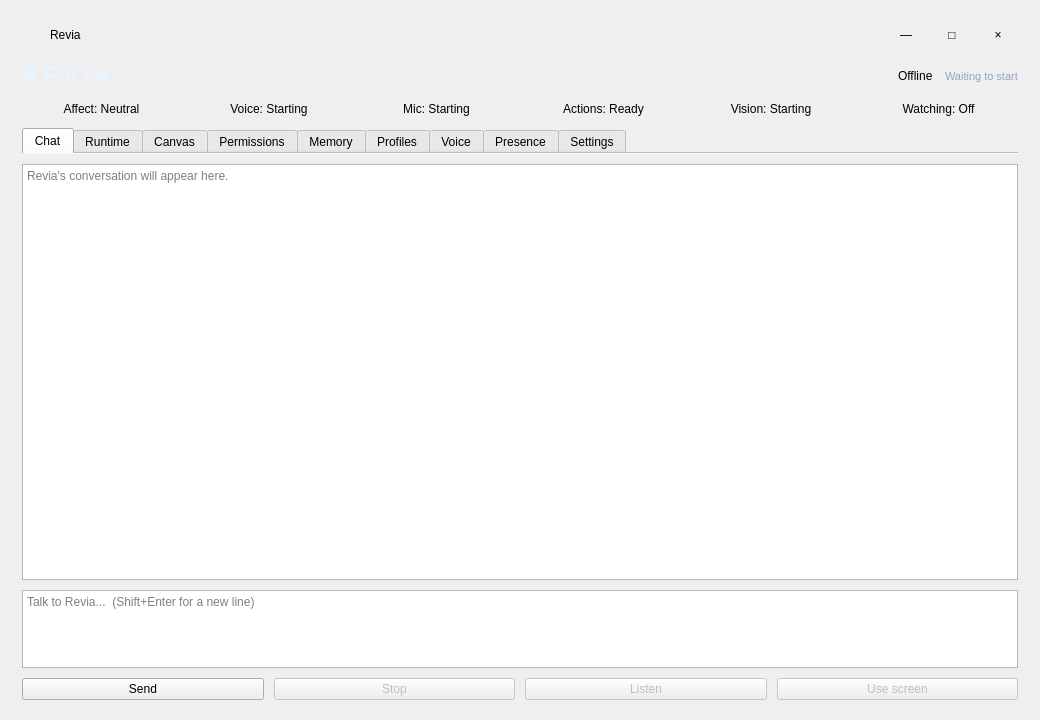
Qt form Desktop/reviaWindow.ui (MahouSenseii/R.E.V.I.A) before a commit.
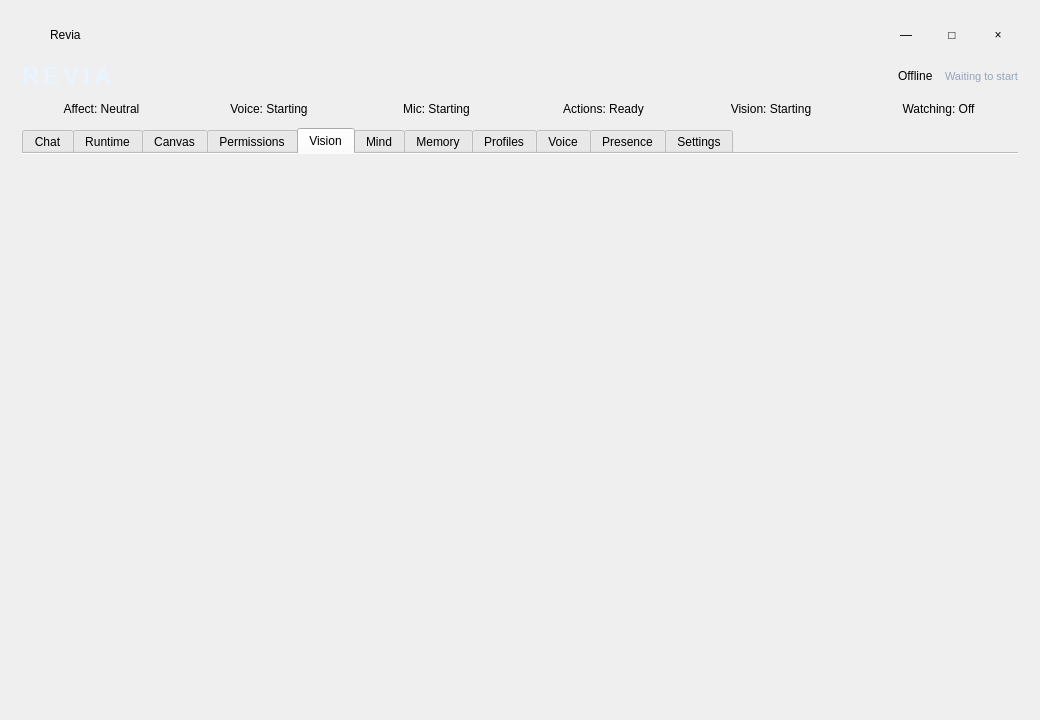
The same form after that commit. The open tabs and pages were chosen to show the change.

Diff of the .ui file:
```diff
--- a/Desktop/reviaWindow.ui
+++ b/Desktop/reviaWindow.ui
@@ -95,6 +95,14 @@
       </widget>
       <widget class="QWidget" name="canvasPage"><attribute name="title"><string>Canvas</string></attribute><layout class="QVBoxLayout" name="canvasHostLayout"><property name="leftMargin"><number>0</number></property><property name="topMargin"><number>8</number></property><property name="rightMargin"><number>0</number></property><property name="bottomMargin"><number>0</number></property></layout></widget>
       <widget class="QWidget" name="permissionsPage"><attribute name="title"><string>Permissions</string></attribute><layout class="QVBoxLayout" name="permissionsHostLayout"><property name="leftMargin"><number>0</number></property><property name="topMargin"><number>8</number></property><property name="rightMargin"><number>0</number></property><property name="bottomMargin"><number>0</number></property></layout></widget>
+      <widget class="QWidget" name="visionTab">
+       <attribute name="title"><string>Vision</string></attribute>
+       <layout class="QVBoxLayout" name="visionHostLayout"><property name="leftMargin"><number>0</number></property><property name="topMargin"><number>8</number></property><property name="rightMargin"><number>0</number></property><property name="bottomMargin"><number>0</number></property></layout>
+      </widget>
+      <widget class="QWidget" name="mindTab">
+       <attribute name="title"><string>Mind</string></attribute>
+       <layout class="QVBoxLayout" name="mindHostLayout"><property name="leftMargin"><number>0</number></property><property name="topMargin"><number>8</number></property><property name="rightMargin"><number>0</number></property><property name="bottomMargin"><number>0</number></property></layout>
+      </widget>
       <widget class="QWidget" name="memoryTab">
        <attribute name="title"><string>Memory</string></attribute>
        <layout class="QVBoxLayout" name="memoryHostLayout"><property name="leftMargin"><number>0</number></property><property name="topMargin"><number>8</number></property><property name="rightMargin"><number>0</number></property><property name="bottomMargin"><number>0</number></property></layout>
```
